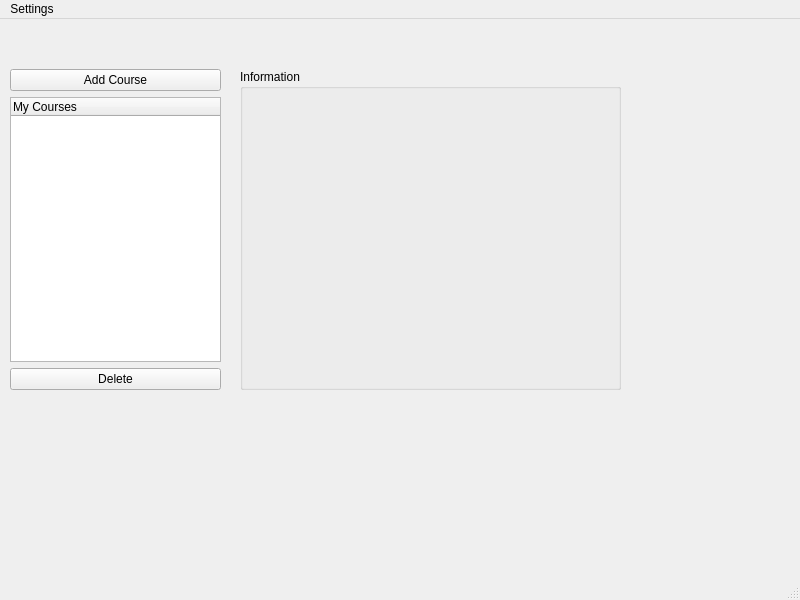
The window that mainwindow.ui (FigueroaCode/Scribble) describes before a commit, drawn with Qt 5.
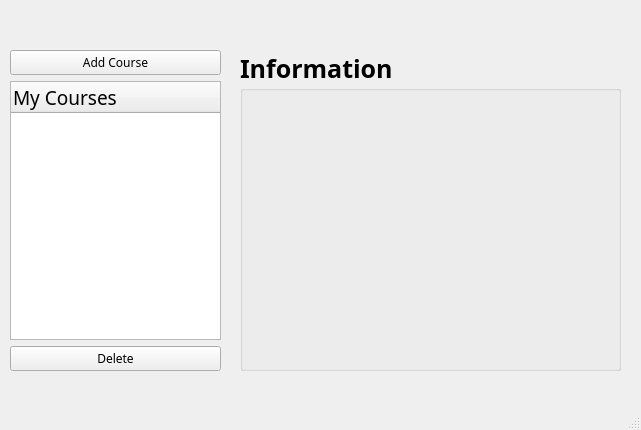
The same window after the commit.

Patch:
```diff
--- a/mainwindow.ui
+++ b/mainwindow.ui
@@ -6,8 +6,8 @@
    <rect>
     <x>0</x>
     <y>0</y>
-    <width>800</width>
-    <height>600</height>
+    <width>641</width>
+    <height>430</height>
    </rect>
   </property>
   <property name="windowTitle">
@@ -26,6 +26,17 @@
     <layout class="QVBoxLayout" name="verticalLayout">
      <item>
       <widget class="QPushButton" name="addCourseBtn">
+       <property name="font">
+        <font>
+         <family>American Typewriter</family>
+        </font>
+       </property>
+       <property name="autoFillBackground">
+        <bool>false</bool>
+       </property>
+       <property name="styleSheet">
+        <string notr="true"/>
+       </property>
        <property name="text">
         <string>Add Course</string>
        </property>
@@ -33,15 +44,39 @@
      </item>
      <item>
       <widget class="QTreeWidget" name="courseList">
+       <property name="font">
+        <font>
+         <family>American Typewriter</family>
+         <pointsize>14</pointsize>
+         <weight>50</weight>
+         <bold>false</bold>
+        </font>
+       </property>
+       <property name="styleSheet">
+        <string notr="true"/>
+       </property>
        <column>
         <property name="text">
          <string>My Courses</string>
         </property>
+        <property name="background">
+         <color>
+          <red>0</red>
+          <green>0</green>
+          <blue>0</blue>
+         </color>
+        </property>
        </column>
       </widget>
      </item>
      <item>
       <widget class="QPushButton" name="deleteBtn">
+       <property name="font">
+        <font>
+         <family>American Typewriter</family>
+         <kerning>false</kerning>
+        </font>
+       </property>
        <property name="text">
         <string>Delete</string>
        </property>
@@ -58,6 +93,20 @@
       <height>321</height>
      </rect>
     </property>
+    <property name="font">
+     <font>
+      <family>American Typewriter</family>
+      <pointsize>19</pointsize>
+      <weight>75</weight>
+      <italic>false</italic>
+      <bold>true</bold>
+      <underline>false</underline>
+      <strikeout>false</strikeout>
+     </font>
+    </property>
+    <property name="styleSheet">
+     <string notr="true"/>
+    </property>
     <property name="title">
      <string>Information</string>
     </property>
@@ -68,16 +117,10 @@
     <rect>
      <x>0</x>
      <y>0</y>
-     <width>800</width>
+     <width>641</width>
      <height>22</height>
     </rect>
    </property>
-   <widget class="QMenu" name="menuSettings">
-    <property name="title">
-     <string>Settings</string>
-    </property>
-   </widget>
-   <addaction name="menuSettings"/>
   </widget>
   <widget class="QStatusBar" name="statusbar"/>
  </widget>
```
Left out of the diff: 5 changed lines with no effect on the pictures.
